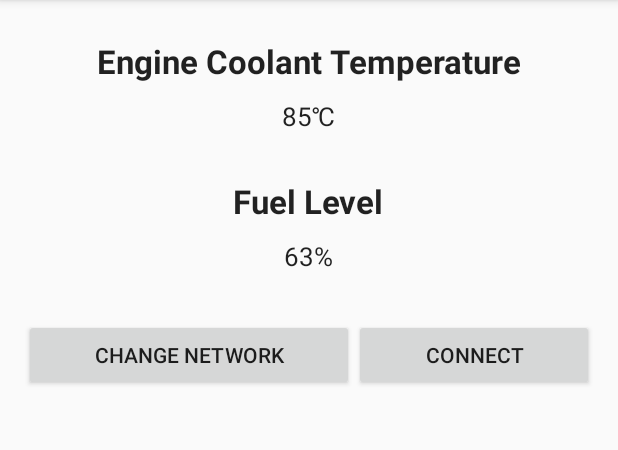
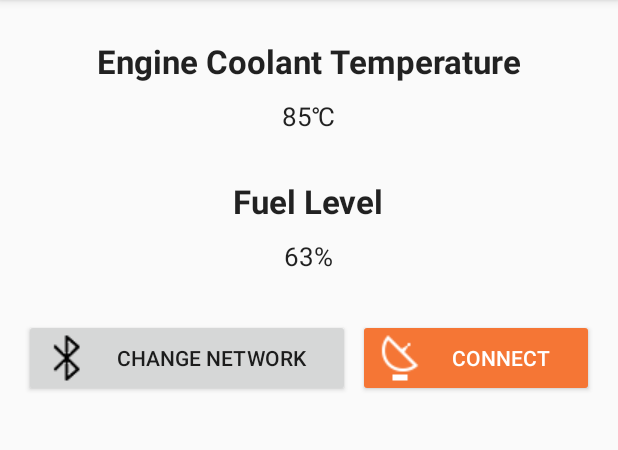
Before and after one commit to ibm-watson-iot/cvi-starter-obd-android, an Android app: the screen it shows after launch (Home), on a phone screen of 412 x 824 dp, the part 84-534 px from its top. Run offline under Robolectric (Android 15) with nearby library versions, the phone set to English and light mode, and no system bars; libraries missing offline, so code that uses them is left out: com.github.pires.obd, org.eclipse.paho.

Commit message:
Added icons to the Home screen buttons, and changed the colors

```diff
--- a/app/src/main/res/layout/activity_home.xml
+++ b/app/src/main/res/layout/activity_home.xml
@@ -82,19 +82,23 @@
         android:layout_centerHorizontal="true"
         android:layout_marginTop="30dp">
 
-        <Button
+        <Button style="@style/Widget.AppCompat.Button"
             android:layout_width="wrap_content"
             android:layout_height="wrap_content"
             android:text="Change Network"
             android:id="@+id/changeNetworkButton"
-            android:layout_weight="5" />
+            android:layout_weight="5"
+            android:drawableLeft="@drawable/bluetooth"
+            android:layout_marginRight="2.5dp" />
 
-        <Button
+        <Button style="@style/Widget.AppCompat.Button.Colored"
             android:layout_width="wrap_content"
             android:layout_height="wrap_content"
             android:text="Connect"
             android:id="@+id/connectButton"
-            android:layout_weight="5" />
+            android:layout_weight="5"
+            android:drawableLeft="@drawable/connect"
+            android:layout_marginLeft="2.5dp" />
     </LinearLayout>
 
 </RelativeLayout>
--- a/app/src/main/res/layout/activity_home_authtokenalert.xml
+++ b/app/src/main/res/layout/activity_home_authtokenalert.xml
@@ -18,5 +18,5 @@
         android:text=" Copy to Clipboard"
         android:id="@+id/copyToClipboard"
         android:layout_gravity="center_horizontal"
-        android:drawableLeft="@drawable/copy"/>
+        android:drawableLeft="@drawable/copy" />
 </LinearLayout>
```
Also changed, not shown: app/src/main/res/drawable/bluetooth.png (added), app/src/main/res/drawable/connect.png (added), 1 other file.
